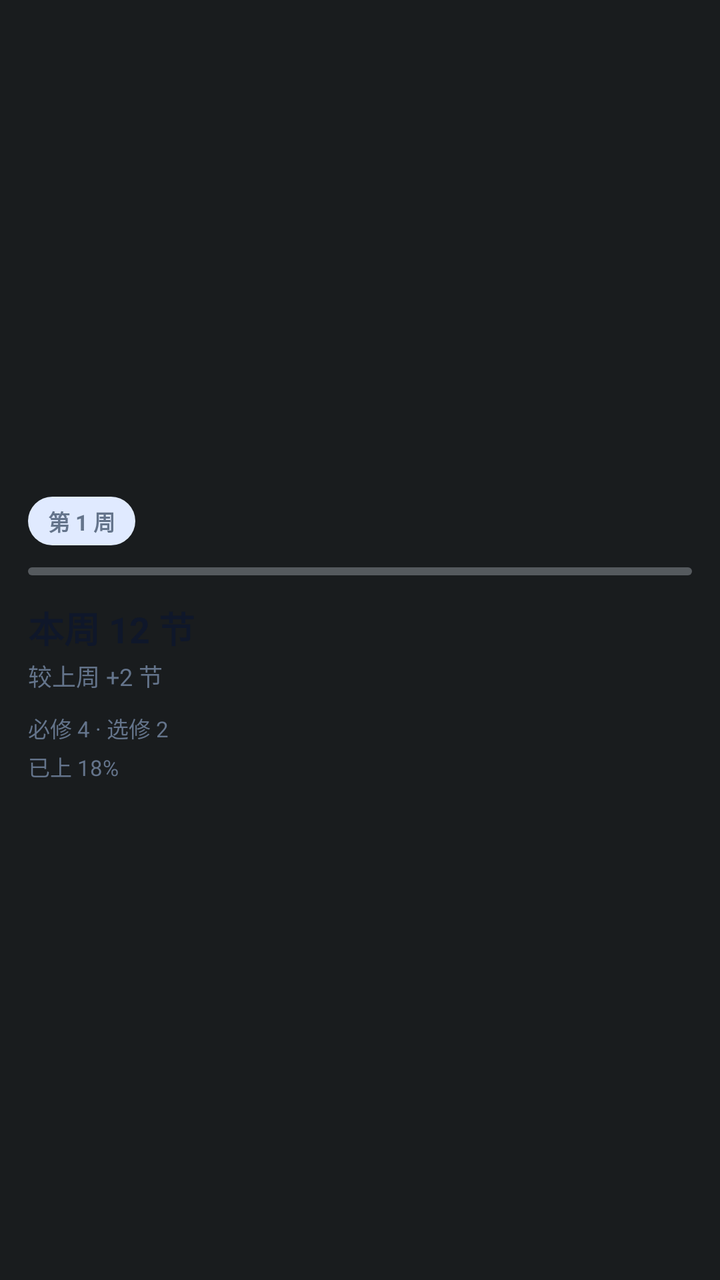
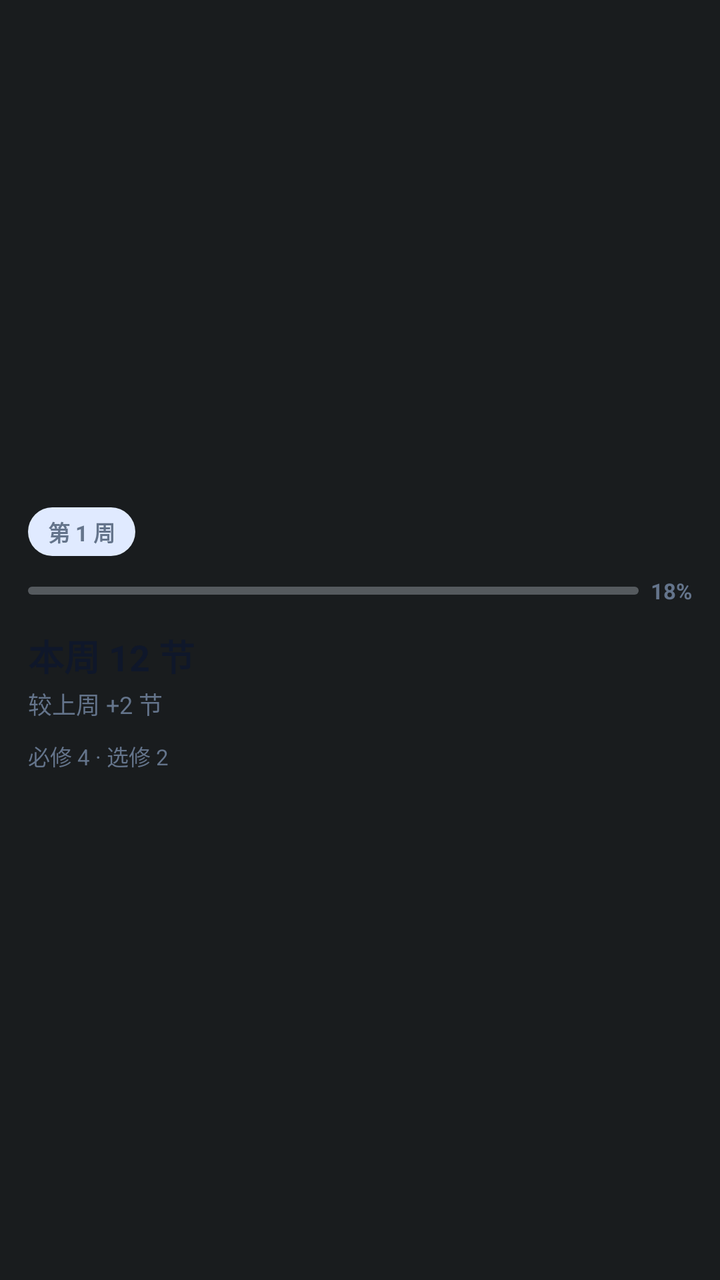

Two renders of the same Android screen: before a commit and after it. Below are the layout's source before the change and the commit's diff.
<!-- AndroidManifest.xml: application theme QingyuWidgetTheme -->
<!-- res/layout/widget_stats_compact.xml -->
﻿<?xml version="1.0" encoding="utf-8"?>
<FrameLayout xmlns:android="http://schemas.android.com/apk/res/android"
    android:id="@+id/widget_root"
    android:layout_width="match_parent"
    android:layout_height="match_parent">

    <LinearLayout
        android:id="@+id/widget_card"
        android:layout_width="match_parent"
        android:layout_height="match_parent"
        android:gravity="center_vertical"
        android:orientation="vertical"
        android:padding="14dp">

        <TextView
            android:id="@+id/stats_week"
            android:layout_width="wrap_content"
            android:layout_height="wrap_content"
            android:background="@drawable/widget_status_chip_strong"
            android:ellipsize="end"
            android:maxLines="1"
            android:paddingLeft="10dp"
            android:paddingTop="4dp"
            android:paddingRight="10dp"
            android:paddingBottom="4dp"
            android:text="第 1 周"
            android:textColor="@color/widget_ink_secondary"
            android:textSize="11sp"
            android:textStyle="bold" />

        <ProgressBar
            android:id="@+id/stats_bar"
            style="?android:attr/progressBarStyleHorizontal"
            android:layout_width="match_parent"
            android:layout_height="6dp"
            android:layout_marginTop="10dp"
            android:max="100"
            android:progressTint="#2563EB"
            android:progressBackgroundTint="#E2E8F0" />

        <TextView
            android:id="@+id/stats_sections"
            android:layout_width="match_parent"
            android:layout_height="wrap_content"
            android:layout_marginTop="12dp"
            android:ellipsize="end"
            android:maxLines="1"
            android:text="本周 12 节"
            android:textColor="@color/widget_ink_primary"
            android:textSize="18sp"
            android:textStyle="bold" />

        <TextView
            android:id="@+id/stats_delta"
            android:layout_width="match_parent"
            android:layout_height="wrap_content"
            android:layout_marginTop="2dp"
            android:ellipsize="end"
            android:maxLines="1"
            android:text="较上周 +2 节"
            android:textColor="@color/widget_ink_secondary"
            android:textSize="12sp" />

        <TextView
            android:id="@+id/stats_nature"
            android:layout_width="match_parent"
            android:layout_height="wrap_content"
            android:layout_marginTop="9dp"
            android:ellipsize="end"
            android:maxLines="1"
            android:text="必修 4 · 选修 2"
            android:textColor="@color/widget_ink_secondary"
            android:textSize="11sp" />

        
        <TextView
            android:id="@+id/stats_extra_pct"
            android:layout_width="match_parent"
            android:layout_height="wrap_content"
            android:layout_marginTop="3dp"
            android:ellipsize="end"
            android:maxLines="1"
            android:text="已上 18%"
            android:textColor="@color/widget_ink_secondary"
            android:textSize="11sp" />

    </LinearLayout>

</FrameLayout>
<!-- resources referenced by this layout -->
<resources>
  <color name="widget_ink_primary">#FF0F172A</color>
  <color name="widget_ink_secondary">#FF64748B</color>
  <!-- drawable widget_status_chip_strong (drawable) -->
  <?xml version="1.0" encoding="utf-8"?>
  <shape xmlns:android="http://schemas.android.com/apk/res/android"
      android:shape="rectangle">
      <corners android:radius="999dp" />
      <solid android:color="#E0EAFF" />
  </shape>
  <style name="QingyuWidgetTheme" parent="@android:style/Theme.DeviceDefault">
          <item name="widgetInkPrimary">@color/widget_ink_primary</item>
          <item name="widgetInkSecondary">@color/widget_ink_secondary</item>
          <item name="widgetInkChipStrong">@color/widget_ink_chip_strong</item>
          <item name="widgetInkChipDim">@color/widget_ink_chip_dim</item>
      </style>
  <color name="widget_ink_chip_strong">#FF1D4ED8</color>
  <color name="widget_ink_chip_dim">#FF334155</color>
</resources>

<!-- the commit's change to res/layout/widget_stats_compact.xml (unified diff, before → after) -->
@@ -28,15 +28,37 @@
             android:textSize="11sp"
             android:textStyle="bold" />
 
-        <ProgressBar
-            android:id="@+id/stats_bar"
-            style="?android:attr/progressBarStyleHorizontal"
+        <LinearLayout
+            android:id="@+id/stats_progress_row"
             android:layout_width="match_parent"
-            android:layout_height="6dp"
+            android:layout_height="wrap_content"
             android:layout_marginTop="10dp"
-            android:max="100"
-            android:progressTint="#2563EB"
-            android:progressBackgroundTint="#E2E8F0" />
+            android:gravity="center_vertical"
+            android:orientation="horizontal">
+
+            <ProgressBar
+                android:id="@+id/stats_bar"
+                style="?android:attr/progressBarStyleHorizontal"
+                android:layout_width="0dp"
+                android:layout_height="6dp"
+                android:layout_weight="1"
+                android:max="100"
+                android:progressTint="#2563EB"
+                android:progressBackgroundTint="#E2E8F0" />
+
+            <TextView
+                android:id="@+id/stats_extra_pct"
+                android:layout_width="wrap_content"
+                android:layout_height="wrap_content"
+                android:layout_marginLeft="6dp"
+                android:ellipsize="end"
+                android:maxLines="1"
+                android:text="18%"
+                android:textColor="@color/widget_ink_secondary"
+                android:textSize="11sp"
+                android:textStyle="bold" />
+
+        </LinearLayout>
 
         <TextView
             android:id="@+id/stats_sections"
@@ -72,18 +94,6 @@
             android:textColor="@color/widget_ink_secondary"
             android:textSize="11sp" />
 
-        
-        <TextView
-            android:id="@+id/stats_extra_pct"
-            android:layout_width="match_parent"
-            android:layout_height="wrap_content"
-            android:layout_marginTop="3dp"
-            android:ellipsize="end"
-            android:maxLines="1"
-            android:text="已上 18%"
-            android:textColor="@color/widget_ink_secondary"
-            android:textSize="11sp" />
-
     </LinearLayout>
 
 </FrameLayout>
